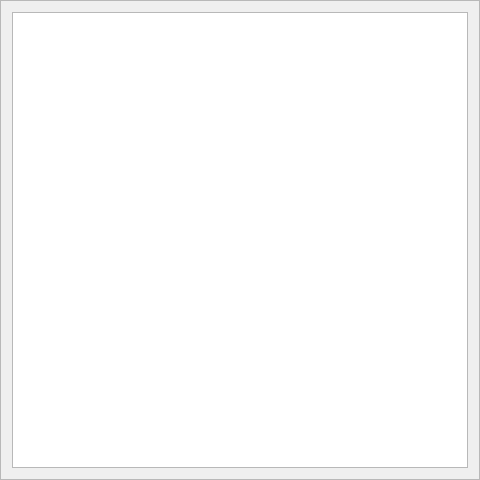
Above: src/AWLQtDemo/FOV_2DScan.ui from samanwaya-jena/EVAL-ADAL6110-16-GUI before the change. Below: the same form after it.
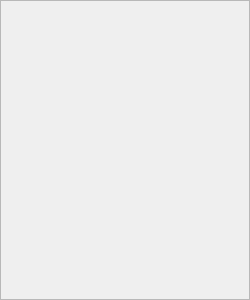
That is the form after the change. Icons and pictures are not drawn.

Commit message: New "Single" Page interface - Makes use of Layouts to Dynamically Resize

What changed in the file:
```diff
--- a/src/AWLQtDemo/FOV_2DScan.ui
+++ b/src/AWLQtDemo/FOV_2DScan.ui
@@ -6,20 +6,26 @@
    <rect>
     <x>0</x>
     <y>0</y>
-    <width>480</width>
-    <height>480</height>
+    <width>250</width>
+    <height>300</height>
    </rect>
   </property>
   <property name="sizePolicy">
-   <sizepolicy hsizetype="Minimum" vsizetype="MinimumExpanding">
+   <sizepolicy hsizetype="MinimumExpanding" vsizetype="MinimumExpanding">
     <horstretch>1</horstretch>
     <verstretch>2</verstretch>
    </sizepolicy>
   </property>
   <property name="minimumSize">
    <size>
-    <width>480</width>
-    <height>480</height>
+    <width>250</width>
+    <height>300</height>
+   </size>
+  </property>
+  <property name="baseSize">
+   <size>
+    <width>500</width>
+    <height>600</height>
    </size>
   </property>
   <property name="windowTitle">
@@ -29,17 +35,15 @@
    <iconset>
     <normaloff>AWLQtDemo.ico</normaloff>AWLQtDemo.ico</iconset>
   </property>
+  <property name="styleSheet">
+   <string notr="true"/>
+  </property>
   <property name="frameShape">
    <enum>QFrame::StyledPanel</enum>
   </property>
   <property name="frameShadow">
    <enum>QFrame::Raised</enum>
   </property>
-  <layout class="QHBoxLayout" name="horizontalLayout">
-   <item>
-    <widget class="QGraphicsView" name="FOV_2DScan"/>
-   </item>
-  </layout>
  </widget>
  <resources/>
  <connections/>
```
Left out of the diff: 4 changed lines with no effect on the pictures. The commit also changes 21 other files.
